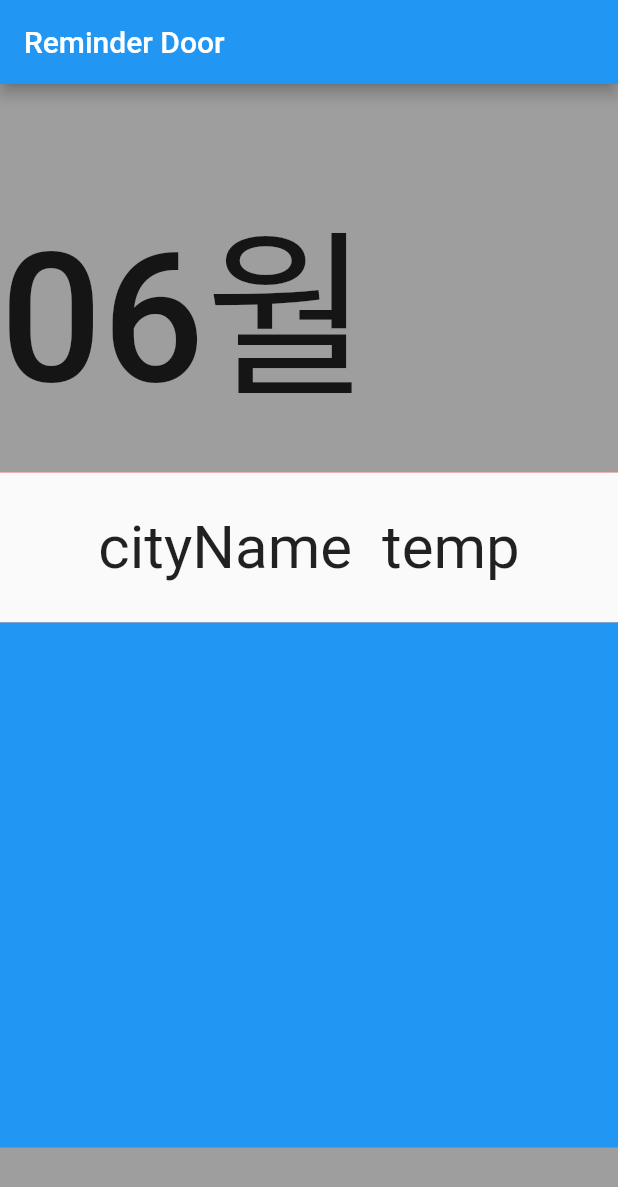
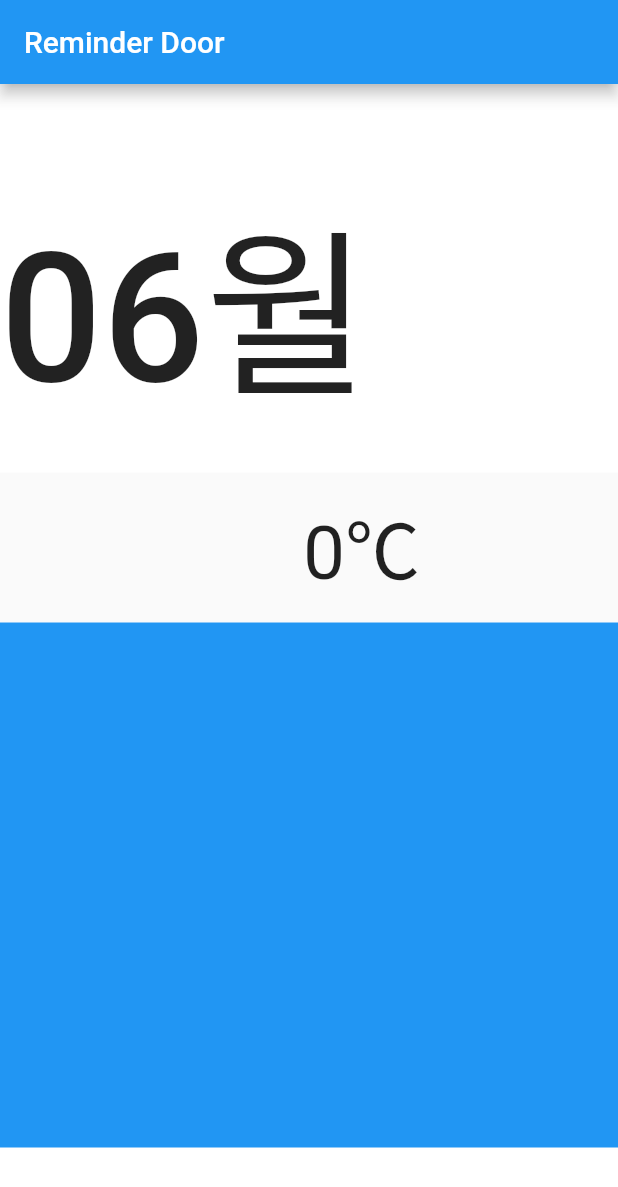
Before and after one commit to yumdari/Home_AIoT_System, a Flutter app: the screen it shows after launch, on a phone screen of 412 x 824 dp. Shown: the top 1187 px of the screen. Run offline on Flutter 3.47's test engine with Material 2 defaults, Android fonts, the phone set to English and light mode, and no system bars; our stand-ins replace date_format, geolocator, timer_builder; network calls fail.

Commit message:
홈 화면 현재위치와 현재온도 텍스트 출력

```diff
--- a/Tablet/lib/main.dart
+++ b/Tablet/lib/main.dart
@@ -26,13 +26,14 @@ class MyApp extends StatelessWidget {
 
 class Home extends StatelessWidget {
 
+
   @override
   Widget build(BuildContext context) {
     return Scaffold(
         appBar: AppBar(
           title: Text('Reminder Door'),
         ),
-        backgroundColor: Colors.grey,
+        backgroundColor: Colors.white70,
         body: Column(
           mainAxisAlignment: MainAxisAlignment.center,
           children: [
@@ -56,7 +57,7 @@ class Home extends StatelessWidget {
             Container(
               child: Weather(),
               height: 100,
-              color: Colors.red,
+              //color: Colors.red,
             ),
             Container(
               height: 350,
--- a/Tablet/lib/weather.dart
+++ b/Tablet/lib/weather.dart
@@ -19,13 +19,22 @@ class _WeatherState extends State<Weather> {
   double longitude2 = 0;
 
   String cityName = "";
+  //ValueNotifier<String> cityName = ValueNotifier('');
   double temp = 0.0;
+  int tempInt = 0;
 
   @override
   void initState(){
     super.initState();
+    //print('test');
     getLocation();
     fetchData();
+  }
+
+  @override
+  void setState(VoidCallback fn) {
+    // TODO: implement setState
+    super.setState(fn);
   }
 
   /* 위치 조회 */
@@ -48,7 +57,7 @@ class _WeatherState extends State<Weather> {
   /* JSON 데이터 수신 및 파싱 */
   void fetchData() async {
     String urlStr = 'https://api.openweathermap.org/data/2.5/weather?lat=$latitude2&lon=$longitude2'
-        '&exclude=current&appid=$apikey';
+        '&exclude=current&appid=$apikey&units=metric';
     http.Response response = await http.get(
         Uri.parse(urlStr));
 
@@ -57,10 +66,12 @@ class _WeatherState extends State<Weather> {
       String jsonData = response.body;
       //var myJson = jsonDecode(jsonData)['weather'][0]['description'];
 
-      temp = jsonDecode(jsonData)['main']['temp']; // 어떤 타입 변수가 리턴될 지 몰라 var타입 선언
+      temp = jsonDecode(jsonData)['main']['temp'];
+      tempInt = temp.round();
       cityName = jsonDecode(jsonData)['name'];
       print(temp);
       print(cityName);
+      setState(() { });
 
     }
     else{
@@ -75,19 +86,20 @@ class _WeatherState extends State<Weather> {
         child: Row(
           mainAxisAlignment: MainAxisAlignment.center,
           children: [
+
             Text(
-              'cityName',
+              '$cityName',
               style: TextStyle(
-                fontSize: 40.0
+                  fontSize: 50.0
               ),
             ),
             SizedBox(
-              width: 20.0,
+              width: 70.0,
             ),
             Text(
-              'temp',
+              '$tempInt'+'℃',
               style: TextStyle(
-                fontSize: 40.0
+                  fontSize: 50.0
               ),
             )
           ],
```
